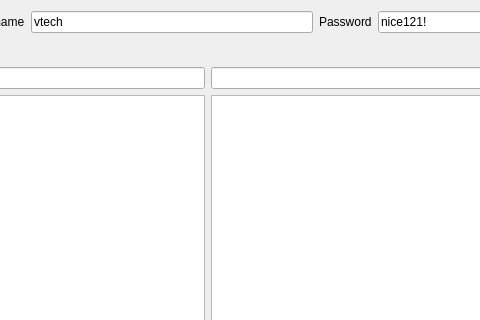
The window that src/Plugins/ftp/Gui/Gui.ui (speedovation/kiwi-node-plugins) describes before a commit, drawn with Qt 5; both pictures show x 361 to 841 and y 0 to 320 of the 1138 by 586 pixel window.
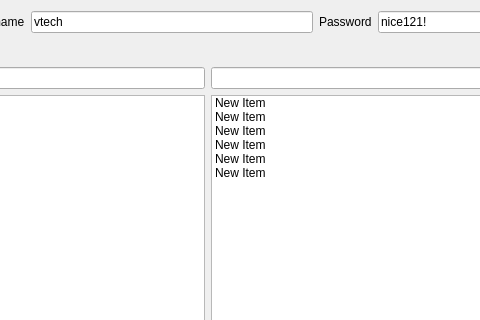
The same window after the commit.

Patch:
```diff
--- a/src/Plugins/ftp/Gui/Gui.ui
+++ b/src/Plugins/ftp/Gui/Gui.ui
@@ -88,7 +88,38 @@
       <widget class="QListWidget" name="listLocalFiles"/>
      </item>
      <item row="1" column="1">
-      <widget class="QListWidget" name="listServerFiles"/>
+      <widget class="QListWidget" name="listServerFiles">
+       <item>
+        <property name="text">
+         <string>New Item</string>
+        </property>
+       </item>
+       <item>
+        <property name="text">
+         <string>New Item</string>
+        </property>
+       </item>
+       <item>
+        <property name="text">
+         <string>New Item</string>
+        </property>
+       </item>
+       <item>
+        <property name="text">
+         <string>New Item</string>
+        </property>
+       </item>
+       <item>
+        <property name="text">
+         <string>New Item</string>
+        </property>
+       </item>
+       <item>
+        <property name="text">
+         <string>New Item</string>
+        </property>
+       </item>
+      </widget>
      </item>
      <item row="0" column="0">
       <widget class="QLineEdit" name="lineEdit"/>
```
Left out of the diff: 6 changed lines with no effect on the pictures.
